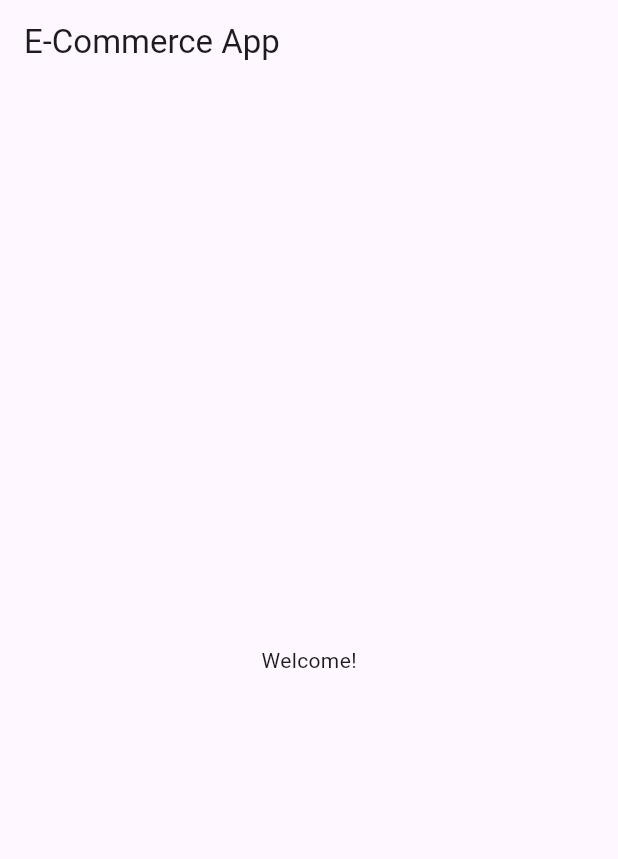
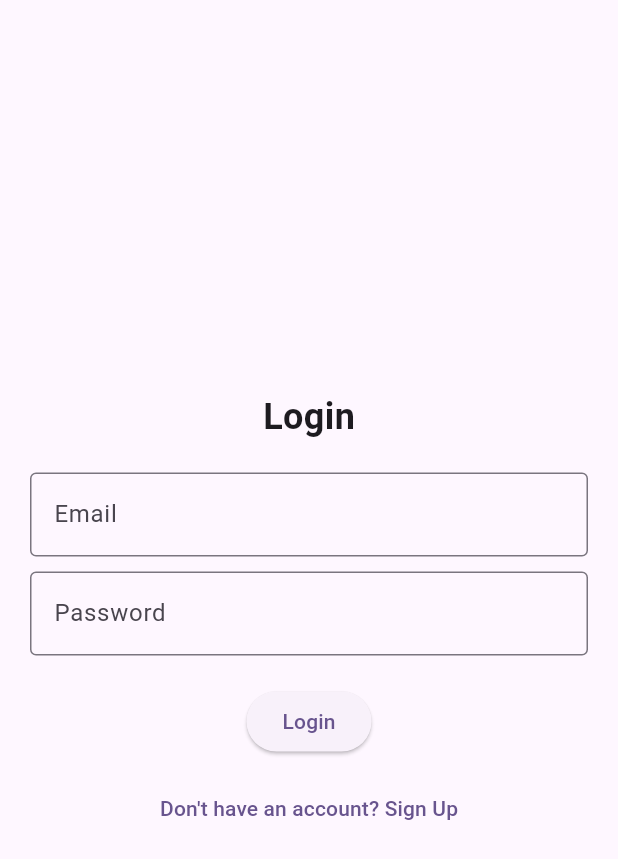
Before and after one commit to Sreerag-03/Cartify, a Flutter app: the screen it shows after launch, on a phone screen of 412 x 824 dp. Shown: the top 859 px of the screen. Run offline on Flutter 3.47's test engine with Material 3 defaults, Android fonts, the phone set to English and light mode, and no system bars; our stand-ins replace firebase_auth, firebase_core; accounts and stored records are empty.

Commit message:
Implemented full authentication with auto-login and error handling

```diff
--- a/lib/main.dart
+++ b/lib/main.dart
@@ -1,13 +1,25 @@
 import 'package:cartify/firebase_options.dart';
 import 'package:firebase_core/firebase_core.dart';
 import 'package:flutter/material.dart';
+import 'package:provider/provider.dart';
+
+import 'providers/auth_provider.dart';
+import 'screens/home_screen.dart';
+import 'screens/login_screen.dart';
 
 void main() async{
   WidgetsFlutterBinding.ensureInitialized();
   await Firebase.initializeApp(
     options: DefaultFirebaseOptions.currentPlatform
   );
-  runApp(const MyApp());
+  runApp(
+    MultiProvider(
+      providers: [
+        ChangeNotifierProvider(create: (_) => AuthProvider()),
+      ],
+      child: const MyApp(),
+    ),
+  );
 }
 
 class MyApp extends StatelessWidget {
@@ -15,17 +27,15 @@ class MyApp extends StatelessWidget {
 
   @override
   Widget build(BuildContext context) {
+    final authProvider = Provider.of<AuthProvider>(context);
     return MaterialApp(
-      title: 'Flutter Demo',
+      title: 'Cartify',
       debugShowCheckedModeBanner: false,
       theme: ThemeData(
         colorScheme: ColorScheme.fromSeed(seedColor: Colors.deepPurple),
         useMaterial3: true,
       ),
-      home: Scaffold(
-        appBar: AppBar(title: const Text("E-Commerce App")),
-        body: const Center(child: Text("Welcome!")),
-      ),
+      home: authProvider.user == null ? LoginScreen() : HomeScreen(),
     );
   }
 }
--- /dev/null
+++ b/lib/providers/auth_provider.dart
@@ -0,0 +1,59 @@
+import 'package:firebase_auth/firebase_auth.dart';
+import 'package:flutter/material.dart';
+
+class AuthProvider with ChangeNotifier {
+  final FirebaseAuth _firebaseAuth = FirebaseAuth.instance;
+  User? _user;
+
+  AuthProvider() {
+    _checkUser(); // Auto-login check on startup
+  }
+
+  User? get user => _user;
+
+  Future<void> _checkUser() async {
+    _user = _firebaseAuth.currentUser;
+    notifyListeners();
+  }
+
+  // Sign Up
+  Future<String?> signUp(String email, String password) async {
+  try {
+    await _firebaseAuth.createUserWithEmailAndPassword(email: email, password: password);
+    _checkUser();
+    return null;
+  } on FirebaseAuthException catch (e) {
+    if (e.code == 'weak-password') {
+      return 'Password is too weak. Please choose a stronger one.';
+    } else if (e.code == 'email-already-in-use') {
+      return 'This email is already registered. Try logging in instead.';
+    } else {
+      return e.message;
+    }
+  }
+}
+
+  // Login
+  Future<String?> signIn(String email, String password) async {
+  try {
+    await _firebaseAuth.signInWithEmailAndPassword(email: email, password: password);
+    _checkUser();
+    return null;
+  } on FirebaseAuthException catch (e) {
+    if (e.code == 'user-not-found') {
+      return 'No account found for this email. Sign up instead.';
+    } else if (e.code == 'wrong-password') {
+      return 'Incorrect password. Please try again.';
+    } else {
+      return e.message;
+    }
+  }
+}
+
+  // Logout
+  Future<void> signOut() async {
+    await _firebaseAuth.signOut();
+    _user = null;
+    notifyListeners();
+  }
+}
--- /dev/null
+++ b/lib/screens/login_screen.dart
@@ -0,0 +1,65 @@
+import 'package:flutter/material.dart';
+import 'package:provider/provider.dart';
+import '../providers/auth_provider.dart';
+import '../screens/home_screen.dart';
+import '../screens/signup_screen.dart';
+import '../widgets/custom_textfield.dart';
+import '../widgets/custom_button.dart';
+
+class LoginScreen extends StatefulWidget {
+  @override
+  _LoginScreenState createState() => _LoginScreenState();
+}
+
+class _LoginScreenState extends State<LoginScreen> {
+  final TextEditingController _emailController = TextEditingController();
+  final TextEditingController _passwordController = TextEditingController();
+  bool _isLoading = false;
+
+  void _login(BuildContext context) async {
+  setState(() => _isLoading = true);
+  final authProvider = Provider.of<AuthProvider>(context, listen: false);
+  final errorMessage = await authProvider.signIn(
+    _emailController.text.trim(),
+    _passwordController.text.trim(),
+  );
+  setState(() => _isLoading = false);
+
+  if (errorMessage == null) {
+    Navigator.pushReplacement(context, MaterialPageRoute(builder: (context) => HomeScreen()));
+  } else {
+    ScaffoldMessenger.of(context).showSnackBar(SnackBar(
+      content: Text(errorMessage),
+      backgroundColor: Colors.red,
+    ));
+  }
+}
+
+  @override
+  Widget build(BuildContext context) {
+    return Scaffold(
+      body: Padding(
+        padding: const EdgeInsets.all(20),
+        child: Column(
+          mainAxisAlignment: MainAxisAlignment.center,
+          children: [
+           const Text("Login", style: TextStyle(fontSize: 24, fontWeight: FontWeight.bold)),
+           const SizedBox(height: 20),
+            CustomTextField(controller: _emailController, hintText: "Email"),
+           const SizedBox(height: 10),
+            CustomTextField(controller: _passwordController, hintText: "Password", obscureText: true),
+           const SizedBox(height: 20),
+            _isLoading
+                ? const CircularProgressIndicator()
+                : CustomButton(text: "Login", onTap: () => _login(context)),
+           const SizedBox(height: 10),
+            TextButton(
+              onPressed: () => Navigator.push(context, MaterialPageRoute(builder: (context) => SignupScreen())),
+              child: const Text("Don't have an account? Sign Up"),
+            ),
+          ],
+        ),
+      ),
+    );
+  }
+}
--- /dev/null
+++ b/lib/widgets/custom_button.dart
@@ -0,0 +1,16 @@
+import 'package:flutter/material.dart';
+
+class CustomButton extends StatelessWidget {
+  final String text;
+  final VoidCallback onTap;
+
+  CustomButton({required this.text, required this.onTap});
+
+  @override
+  Widget build(BuildContext context) {
+    return ElevatedButton(
+      onPressed: onTap,
+      child: Text(text),
+    );
+  }
+}
--- /dev/null
+++ b/lib/widgets/custom_textfield.dart
@@ -0,0 +1,21 @@
+import 'package:flutter/material.dart';
+
+class CustomTextField extends StatelessWidget {
+  final TextEditingController controller;
+  final String hintText;
+  final bool obscureText;
+
+  CustomTextField({required this.controller, required this.hintText, this.obscureText = false});
+
+  @override
+  Widget build(BuildContext context) {
+    return TextField(
+      controller: controller,
+      obscureText: obscureText,
+      decoration: InputDecoration(
+        hintText: hintText,
+        border: const OutlineInputBorder(),
+      ),
+    );
+  }
+}
```
Also changed, not shown: lib/screens/home_screen.dart (added, +33 -0 lines), lib/screens/signup_screen.dart (added, +60 -0 lines).
